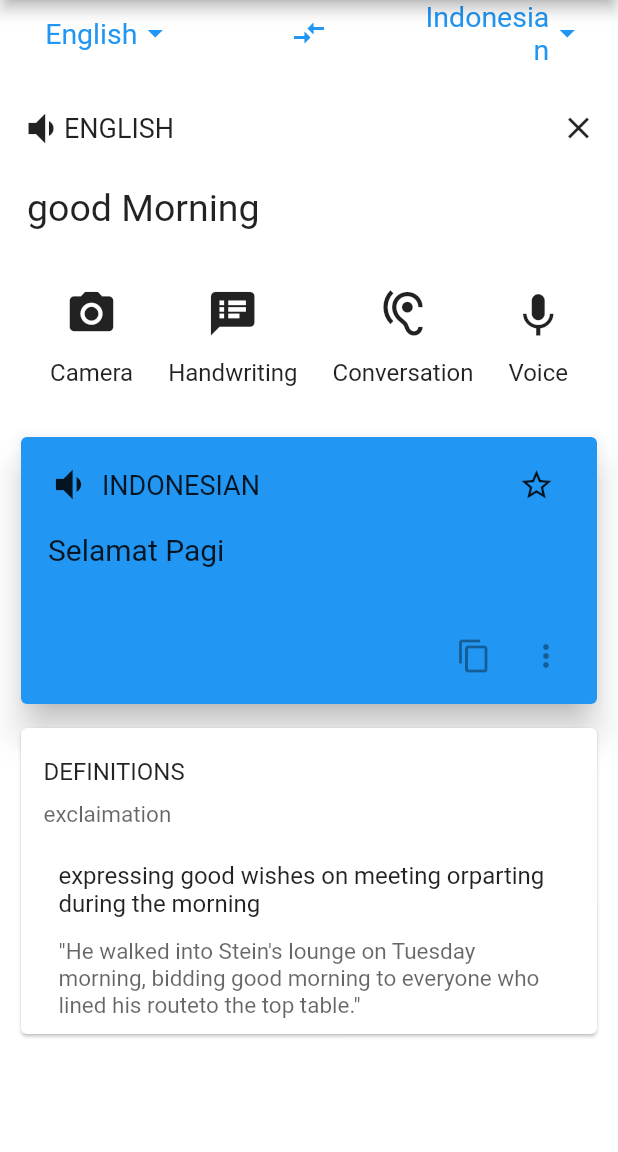
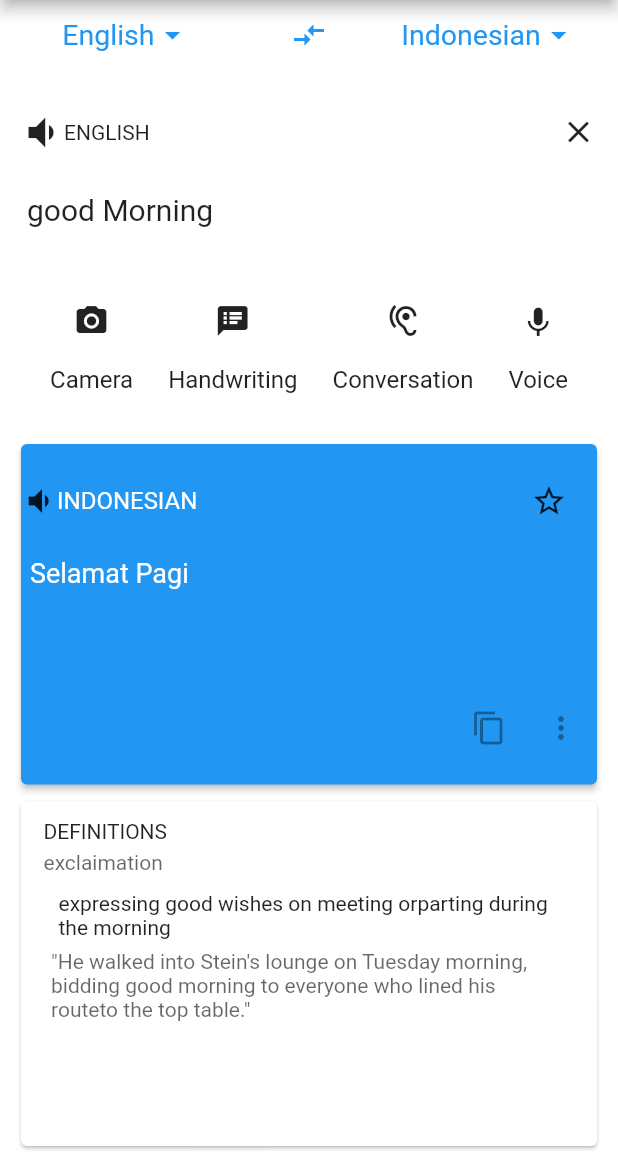
Before and after one commit to Flutter-Kapil/day3GoogleTranslate, a Flutter app: the screen it shows after launch, on a phone screen of 412 x 824 dp, the part 84-1236 px from its top. Run offline on Flutter 3.47's test engine with Material 2 defaults, Android fonts, the phone set to English and light mode, and no system bars.

Commit message:
adjusted padding, margin , switched to default font size for smaller screen devices.

```diff
--- a/lib/main.dart
+++ b/lib/main.dart
@@ -13,22 +13,8 @@ class translateApp extends StatefulWidget {
 
 class _translateAppState extends State<translateApp> {
   IconData staricon = Icons.star_border;
-  @override
-  Widget build(BuildContext context) {
-    return Scaffold(
-      backgroundColor: Colors.white70,
-      appBar: AppBar(
-        title: Text("Google Translate"),
-        leading: IconButton(
-          icon: Icon(Icons.menu),
-          onPressed: () {},
-        ),
-      ),
-      body: Column(
-        children: <Widget>[
-          Expanded(
-            flex: 4,
-            child: Container(
+  Widget _topHalf() {
+    return Container(
       color: Colors.white70,
       child: Column(
         children: <Widget>[
@@ -42,8 +28,7 @@ class _translateAppState extends State<translateApp> {
                     flex: 2,
                     child: Text(
                       'English',
-                              style:
-                                  TextStyle(fontSize: 19, color: Colors.blue),
+                      style: TextStyle(fontSize: 19, color: Colors.blue),
                       textAlign: TextAlign.end,
                     ),
                   ),
@@ -58,7 +43,7 @@ class _translateAppState extends State<translateApp> {
                     ),
                   ),
                   Expanded(
-                            flex: 3,
+                    flex: 2,
                     child: Icon(
                       Icons.compare_arrows,
                       color: Colors.blue,
@@ -68,8 +53,7 @@ class _translateAppState extends State<translateApp> {
                     flex: 2,
                     child: Text(
                       'Indonesian',
-                              style:
-                                  TextStyle(fontSize: 19, color: Colors.blue),
+                      style: TextStyle(fontSize: 19, color: Colors.blue),
                       textAlign: TextAlign.end,
                     ),
                   ),
@@ -92,8 +76,7 @@ class _translateAppState extends State<translateApp> {
             child: Container(
               color: Colors.white,
               child: Padding(
-                        padding:
-                            const EdgeInsets.fromLTRB(10.0, 8.0, 10.0, 8.0),
+                padding: const EdgeInsets.fromLTRB(10.0, 8.0, 10.0, 8.0),
                 child: Column(
                   crossAxisAlignment: CrossAxisAlignment.stretch,
                   children: <Widget>[
@@ -117,7 +100,6 @@ class _translateAppState extends State<translateApp> {
                             child: Container(
                               child: Text(
                                 'ENGLISH',
-                                        style: TextStyle(fontSize: 18),
                               ),
                             ),
                           ),
@@ -133,11 +115,10 @@ class _translateAppState extends State<translateApp> {
                       child: Padding(
                         padding: const EdgeInsets.all(8.0),
                         child: Container(
-                                  height: 50,
                           alignment: Alignment.topLeft,
                           child: Text(
                             'good Morning',
-                                    style: TextStyle(fontSize: 25),
+                            style: TextStyle(fontSize: 20),
                           ),
                         ),
                       ),
@@ -145,16 +126,13 @@ class _translateAppState extends State<translateApp> {
                     Expanded(
                       flex: 3,
                       child: Row(
-                                mainAxisAlignment:
-                                    MainAxisAlignment.spaceEvenly,
+                        mainAxisAlignment: MainAxisAlignment.spaceEvenly,
                         children: <Widget>[
                           Column(
-                                    mainAxisAlignment:
-                                        MainAxisAlignment.spaceEvenly,
+                            mainAxisAlignment: MainAxisAlignment.spaceEvenly,
                             children: <Widget>[
                               Icon(
                                 Icons.camera_alt,
-                                        size: 35.0,
                               ),
                               Text(
                                 'Camera',
@@ -163,12 +141,10 @@ class _translateAppState extends State<translateApp> {
                             ],
                           ),
                           Column(
-                                    mainAxisAlignment:
-                                        MainAxisAlignment.spaceEvenly,
+                            mainAxisAlignment: MainAxisAlignment.spaceEvenly,
                             children: <Widget>[
                               Icon(
                                 Icons.speaker_notes,
-                                        size: 35.0,
                               ),
                               Text(
                                 'Handwriting',
@@ -177,12 +153,10 @@ class _translateAppState extends State<translateApp> {
                             ],
                           ),
                           Column(
-                                    mainAxisAlignment:
-                                        MainAxisAlignment.spaceEvenly,
+                            mainAxisAlignment: MainAxisAlignment.spaceEvenly,
                             children: <Widget>[
                               Icon(
                                 Icons.hearing,
-                                        size: 35.0,
                               ),
                               Text(
                                 'Conversation',
@@ -191,12 +165,10 @@ class _translateAppState extends State<translateApp> {
                             ],
                           ),
                           Column(
-                                    mainAxisAlignment:
-                                        MainAxisAlignment.spaceEvenly,
+                            mainAxisAlignment: MainAxisAlignment.spaceEvenly,
                             children: <Widget>[
                               Icon(
                                 Icons.keyboard_voice,
-                                        size: 35.0,
                               ),
                               Text(
                                 'Voice',
@@ -214,52 +186,49 @@ class _translateAppState extends State<translateApp> {
           ),
         ],
       ),
-            ),
-          ),
-          Expanded(
-            flex: 7,
-            child: Container(
+    );
+  }
+
+  Widget _bottomHalf() {
+    return Container(
       color: Colors.white70,
       child: Column(
         children: <Widget>[
-                  Padding(
-                    padding: const EdgeInsets.fromLTRB(10.0, 8.0, 10.0, 4.0),
+          Expanded(
+            flex: 2,
+            child: Padding(
+              padding: const EdgeInsets.fromLTRB(10.0, 4.0, 10.0, 1.0),
               child: Card(
+//                margin: EdgeInsets.all(2),
                 color: Colors.blue,
-                      elevation: 10.0,
-                      child: Padding(
-                        padding:
-                            const EdgeInsets.fromLTRB(10.0, 8.0, 10.0, 8.0),
+                elevation: 2.0,
                 child: Column(
                   crossAxisAlignment: CrossAxisAlignment.stretch,
                   children: <Widget>[
-                            Row(
+                    Expanded(
+                      child: Row(
                         mainAxisAlignment: MainAxisAlignment.end,
                         children: <Widget>[
                           Expanded(
                             flex: 5,
-                                  child: Container(
                             child: Row(
                               children: <Widget>[
                                 Container(
-                                          alignment: Alignment.bottomRight,
-                                          child: Padding(
-                                            padding: const EdgeInsets.all(7.0),
+                                  alignment: Alignment.centerRight,
                                   child: Icon(
                                     Icons.volume_down,
-                                              size: 30,
-                                            ),
+//
                                   ),
                                 ),
                                 Container(
                                   alignment: Alignment.centerLeft,
                                   child: Text(
                                     'INDONESIAN',
-                                            style: TextStyle(fontSize: 18),
+                                    style: TextStyle(
+                                        fontSize: 16, color: Colors.white),
                                   ),
                                 ),
                               ],
-                                    ),
                             ),
                           ),
                           Expanded(
@@ -280,18 +249,22 @@ class _translateAppState extends State<translateApp> {
                           ),
                         ],
                       ),
-                            Padding(
-                              padding: const EdgeInsets.all(8.0),
+                    ),
+                    Expanded(
+                      flex: 1,
+                      child: Padding(
+                        padding: const EdgeInsets.fromLTRB(6, 0, 6, 0),
                         child: Container(
-                                height: 50,
                           alignment: Alignment.topLeft,
                           child: Text(
                             'Selamat Pagi',
-                                  style: TextStyle(fontSize: 20),
+                            style: TextStyle(fontSize: 18, color: Colors.white),
                           ),
                         ),
                       ),
-                            Row(
+                    ),
+                    Expanded(
+                      child: Row(
                         mainAxisAlignment: MainAxisAlignment.end,
                         children: <Widget>[
                           IconButton(
@@ -299,65 +272,85 @@ class _translateAppState extends State<translateApp> {
                           ),
                           IconButton(icon: Icon(Icons.more_vert)),
                         ],
+                      ),
                     )
                   ],
                 ),
               ),
             ),
           ),
-                  Padding(
-                    padding: const EdgeInsets.fromLTRB(10.0, 4.0, 10.0, 4.0),
+          Expanded(
+            flex: 2,
+            child: Padding(
+              padding: const EdgeInsets.fromLTRB(10.0, 2.0, 10.0, 0.0),
               child: Card(
                 color: Colors.white,
                 child: Column(
                   children: <Widget>[
                     Container(
-                            padding: EdgeInsets.fromLTRB(15, 20, 15, 5),
+                      padding: EdgeInsets.fromLTRB(15, 12, 15, 2),
                       alignment: Alignment.centerLeft,
                       child: Text(
                         'DEFINITIONS',
-                              style: TextStyle(fontSize: 16),
                       ),
                     ),
                     Container(
-                            padding: EdgeInsets.fromLTRB(15, 5, 15, 15),
+                      padding: EdgeInsets.fromLTRB(15, 3, 15, 5),
                       alignment: Alignment.centerLeft,
                       child: Text(
                         'exclaimation',
-                              style: TextStyle(
-                                  fontSize: 15,
-                                  color: Colors.black.withOpacity(0.6)),
+                        style: TextStyle(color: Colors.black.withOpacity(0.6)),
                       ),
                     ),
                     Container(
-                            padding: EdgeInsets.fromLTRB(20.0, 2.0, 20.0, 3.0),
+                      padding: EdgeInsets.fromLTRB(20.0, 1.0, 20.0, 2.0),
                       margin: EdgeInsets.all(5.0),
                       alignment: Alignment.center,
                       child: Text(
                         'expressing good wishes on meeting or'
                         'parting during the morning',
-                                style: TextStyle(fontSize: 16)),
+                      ),
                     ),
                     Container(
-                            padding: EdgeInsets.fromLTRB(20.0, 0.0, 20.0, 5.0),
-                            margin: EdgeInsets.all(5.0),
+                      padding: EdgeInsets.fromLTRB(20.0, 0.0, 20.0, 0.0),
                       alignment: Alignment.center,
                       child: Text(
                         '\"He walked into Stein\'s lounge on Tuesday morning,'
                         ' bidding good morning to everyone who lined his route'
                         'to the top table.\"   ',
-                              style: TextStyle(
-                                  fontSize: 15,
-                                  color: Colors.black.withOpacity(0.6)),
+                        style: TextStyle(color: Colors.black.withOpacity(0.6)),
                       ),
                     ),
                   ],
                 ),
               ),
+            ),
           )
         ],
       ),
+    );
+  }
+
+  @override
+  Widget build(BuildContext context) {
+    return Scaffold(
+      backgroundColor: Colors.white70,
+      appBar: AppBar(
+        title: Text("Google Translate"),
+        leading: IconButton(
+          icon: Icon(Icons.menu),
+          onPressed: () {},
         ),
+      ),
+      body: Column(
+        children: <Widget>[
+          Expanded(
+            flex: 3,
+            child: _topHalf(),
+          ),
+          Expanded(
+            flex: 5,
+            child: _bottomHalf(),
           ),
         ],
       ),
```
Lines whose indentation alone changed are shown as unchanged.
